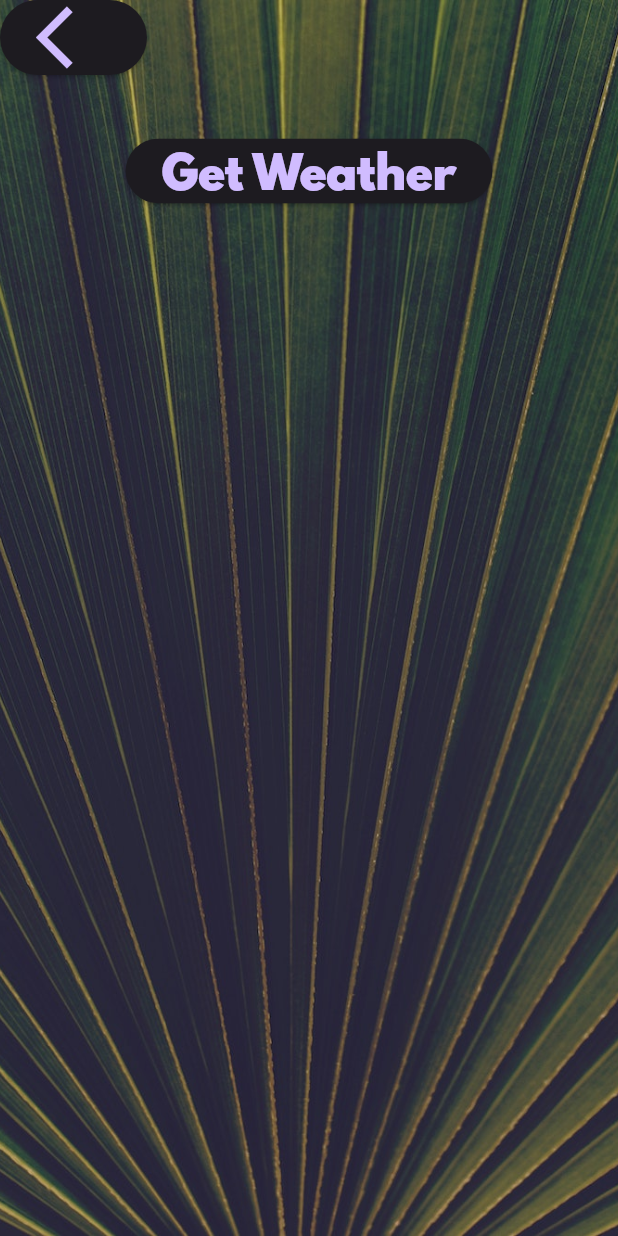
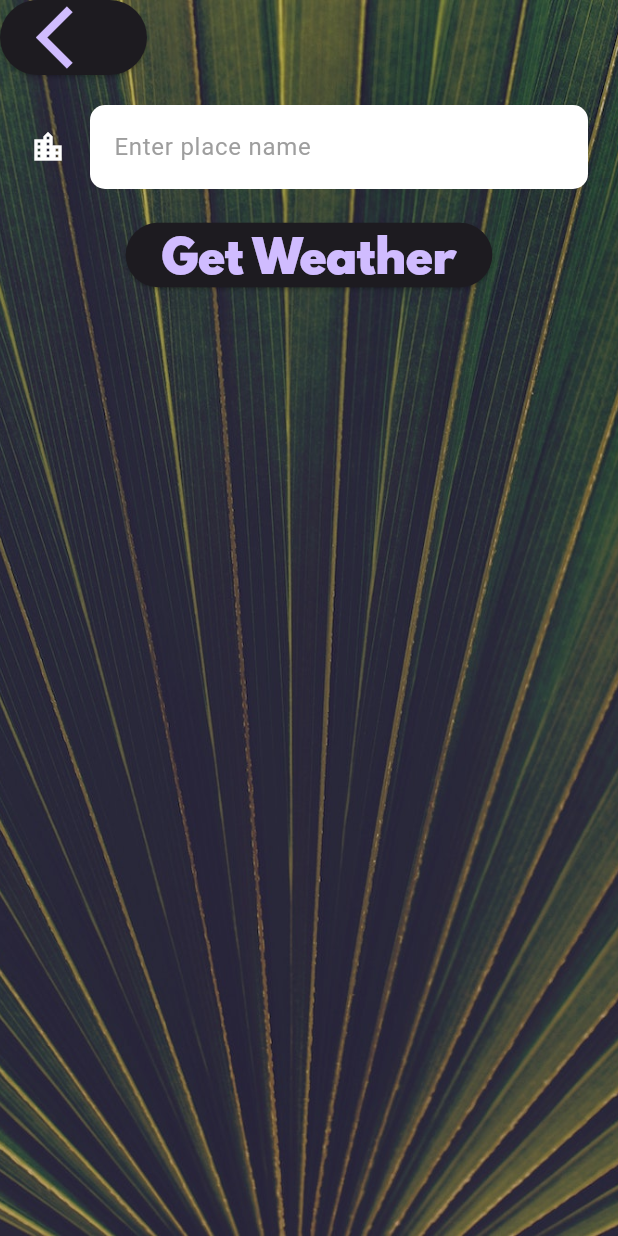
Before and after one commit to Athars904/climaapp, a Flutter app: the CityScreen screen opened directly, on a phone screen of 412 x 824 dp. Run offline on Flutter 3.47's test engine with Material 3 defaults, Android fonts, the phone set to English and light mode, and no system bars; our stand-ins replace flutter_spinkit, geolocator; network calls fail.

Commit message:
Added files / Completed the whole App

```diff
--- a/lib/screens/city_screen.dart
+++ b/lib/screens/city_screen.dart
@@ -9,6 +9,7 @@ class CityScreen extends StatefulWidget {
 }
 
 class _CityScreenState extends State<CityScreen> {
+  late String cityName;
   @override
   Widget build(BuildContext context) {
     return Scaffold(
@@ -26,7 +27,9 @@ class _CityScreenState extends State<CityScreen> {
               Align(
                 alignment: Alignment.topLeft,
                 child: ElevatedButton(
-                  onPressed: () {},
+                  onPressed: () {
+                    Navigator.pop(context);
+                  },
                   child: const Icon(
                     Icons.arrow_back_ios,
                     size: 50.0,
@@ -35,10 +38,20 @@ class _CityScreenState extends State<CityScreen> {
               ),
               Container(
                 padding: const EdgeInsets.all(20.0),
-                child: null,
+                child:  TextField(
+                  style: const TextStyle(
+                    color: Colors.black
+                  ),
+                  decoration: kTextFieldStyle,
+                  onChanged: (value){
+                    cityName=value;
+                  },
+                ),
               ),
               ElevatedButton(
-                onPressed: () {},
+                onPressed: () {
+                  Navigator.pop(context,cityName);
+                },
                 child: const Text(
                   'Get Weather',
                   style: kButtonTextStyle,
--- a/lib/utilities/constants.dart
+++ b/lib/utilities/constants.dart
@@ -18,3 +18,17 @@ const kButtonTextStyle = TextStyle(
 const kConditionTextStyle = TextStyle(
   fontSize: 100.0,
 );
+const kTextFieldStyle=InputDecoration(
+  filled: true,
+  fillColor: Colors.white,
+  icon: Icon(Icons.location_city,
+    color: Colors.white,),
+  hintText: 'Enter place name',
+  hintStyle: TextStyle(
+      color: Colors.grey
+  ),
+  border: OutlineInputBorder(
+    borderRadius: BorderRadius.all(Radius.circular(10.0),),
+    borderSide: BorderSide.none,
+  ),
+);
--- a/pubspec.yaml
+++ b/pubspec.yaml
@@ -37,6 +37,7 @@ dependencies:
   cupertino_icons: ^1.0.6
   geolocator: ^11.0.0
   http: ^1.2.1
+  flutter_spinkit: ^5.2.0
 
 dev_dependencies:
   flutter_test:
```
Also changed, not shown: lib/screens/loading_screen.dart (+45 -11 lines), lib/screens/location_screen.dart (+57 -9 lines), lib/services/weather.dart (+24 -0 lines), pubspec.lock.
